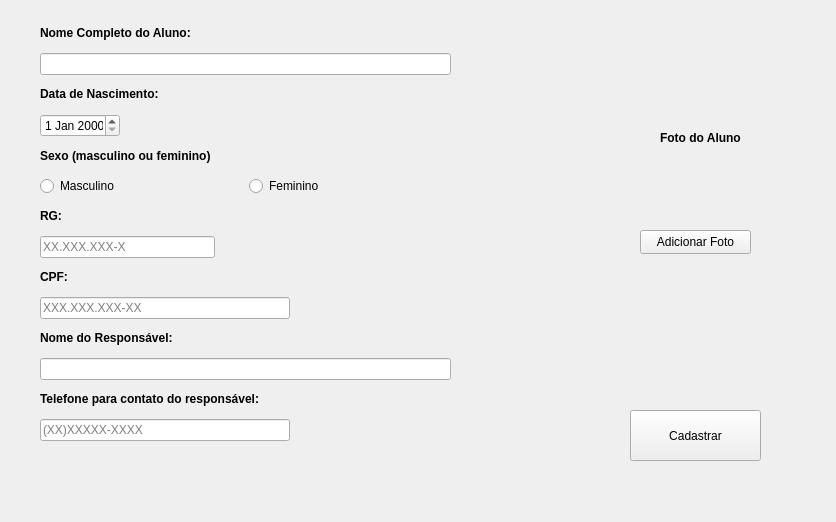
This is telaadicionar.ui in VirgilioFuchs/ApiCrudDocker as Qt 5 draws it before an edit. The edited form follows.
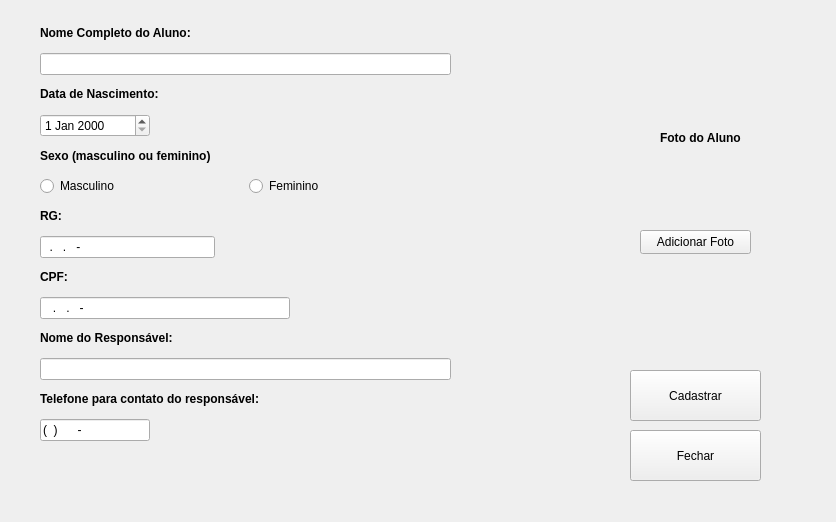
This is the edited form.

What changed in the file:
```diff
--- a/telaadicionar.ui
+++ b/telaadicionar.ui
@@ -43,7 +43,7 @@
    <property name="geometry">
     <rect>
      <x>630</x>
-     <y>410</y>
+     <y>370</y>
      <width>131</width>
      <height>51</height>
     </rect>
@@ -83,7 +83,7 @@
      <widget class="QDateEdit" name="dateNascimento">
       <property name="maximumSize">
        <size>
-        <width>80</width>
+        <width>110</width>
         <height>16777215</height>
        </size>
       </property>
@@ -129,8 +129,14 @@
         <height>16777215</height>
        </size>
       </property>
+      <property name="inputMask">
+       <string>99.999.999-9</string>
+      </property>
+      <property name="text">
+       <string>..-</string>
+      </property>
       <property name="placeholderText">
-       <string>XX.XXX.XXX-X</string>
+       <string/>
       </property>
      </widget>
     </item>
@@ -155,6 +161,12 @@
         <height>16777215</height>
        </size>
       </property>
+      <property name="inputMask">
+       <string>999.999.999-99</string>
+      </property>
+      <property name="text">
+       <string>..-</string>
+      </property>
       <property name="placeholderText">
        <string>XXX.XXX.XXX-XX</string>
       </property>
@@ -181,10 +193,16 @@
      <widget class="QLineEdit" name="leContato">
       <property name="maximumSize">
        <size>
-        <width>250</width>
+        <width>110</width>
         <height>16777215</height>
        </size>
       </property>
+      <property name="inputMask">
+       <string>(99) 99999-9999</string>
+      </property>
+      <property name="text">
+       <string>() -</string>
+      </property>
       <property name="placeholderText">
        <string>(XX)XXXXX-XXXX</string>
       </property>
@@ -192,6 +210,19 @@
     </item>
    </layout>
   </widget>
+  <widget class="QPushButton" name="btnFechar">
+   <property name="geometry">
+    <rect>
+     <x>630</x>
+     <y>430</y>
+     <width>131</width>
+     <height>51</height>
+    </rect>
+   </property>
+   <property name="text">
+    <string>Fechar</string>
+   </property>
+  </widget>
  </widget>
  <resources/>
  <connections/>
```
Left out of the diff: 6 changed lines with no effect on the pictures.
